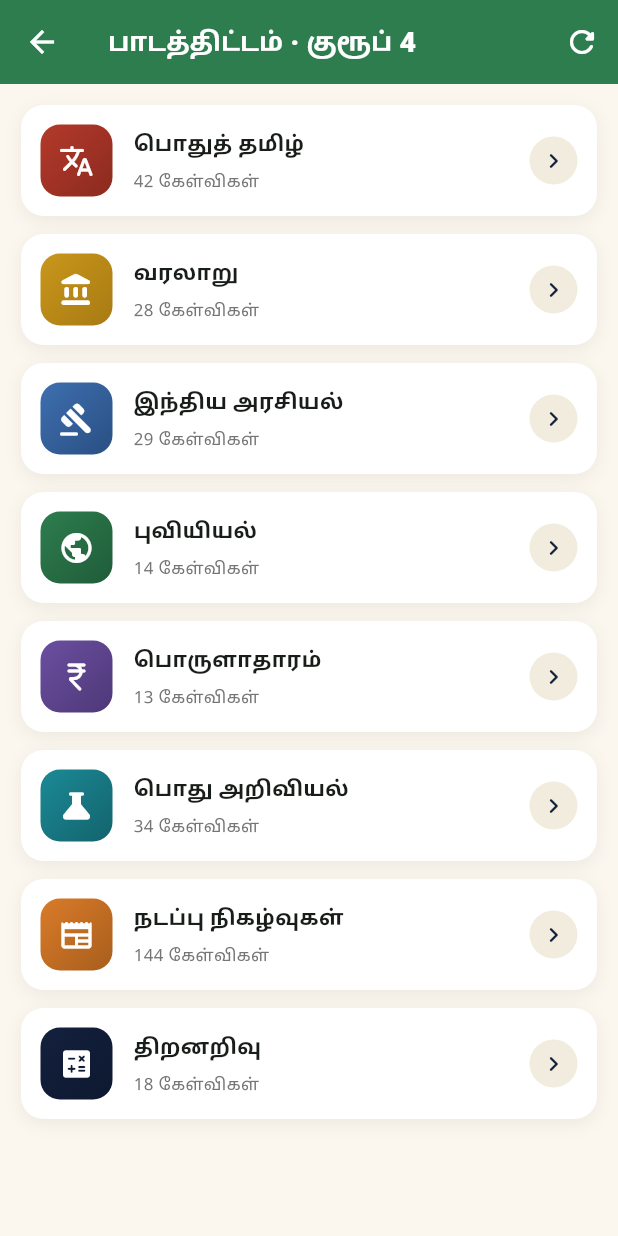
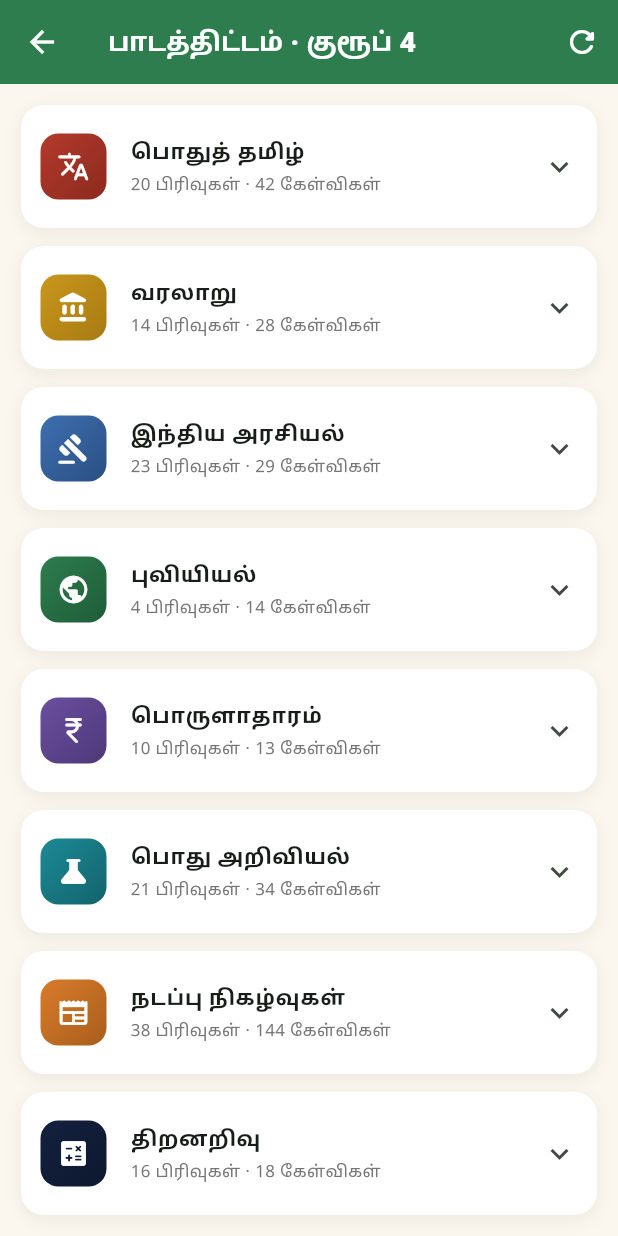
Before and after one commit to RAGHU1221/vetri-tnpsc, a Flutter app: the DashboardScreen screen opened by its route, after a tap on "பாடத்திட்டம்", on a phone screen of 412 x 824 dp. Run offline on Flutter 3.47's test engine with Material 3 defaults, Android fonts, the phone set to English and light mode, and no system bars; our stand-ins replace dio, flutter_local_notifications, flutter_secure_storage, go_router, google_fonts, timezone; accounts and stored records are empty; network calls fail.

Commit message:
Add files via upload

```diff
--- a/flutter_app/lib/src/ui/screens/dashboard_screen.dart
+++ b/flutter_app/lib/src/ui/screens/dashboard_screen.dart
@@ -37,7 +37,7 @@ class _DashboardScreenState extends State<DashboardScreen> {
     final tiles = [
       (Icons.menu_book_rounded, ta ? 'பாடத்திட்டம்' : 'Syllabus', '/syllabus',
           const [Color(0xFF3E6FB0), Color(0xFF2A4F82)]),
-      (Icons.quiz_rounded, ta ? 'கேள்வி வங்கி' : 'Question Bank', '/syllabus',
+      (Icons.quiz_rounded, ta ? 'கேள்வி வங்கி' : 'Question Bank', '/question-bank',
           const [Color(0xFFC9971C), Color(0xFFA87A12)]),
       (Icons.timer_rounded, ta ? 'மாதிரி தேர்வு' : 'Mock Test', '/test-setup',
           const [Color(0xFFB33A2B), Color(0xFF8C2A1F)]),
--- a/flutter_app/lib/src/ui/screens/question_list_screen.dart
+++ b/flutter_app/lib/src/ui/screens/question_list_screen.dart
@@ -8,7 +8,8 @@ import 'syllabus_screen.dart';
 
 class QuestionListScreen extends StatefulWidget {
   final String subject;
-  const QuestionListScreen({super.key, required this.subject});
+  final String? unit; // preselected unit (from the Syllabus tree)
+  const QuestionListScreen({super.key, required this.subject, this.unit});
   @override
   State<QuestionListScreen> createState() => _QuestionListScreenState();
 }
@@ -17,6 +18,7 @@ class _QuestionListScreenState extends State<QuestionListScreen> {
   Future<List<Question>>? _future;
   String? _group;
   String? _unit;          // null = all units
+  bool _init = false;
   bool _importantOnly = false;
 
   Future<void> _reload() async {
@@ -31,7 +33,7 @@ class _QuestionListScreenState extends State<QuestionListScreen> {
     final ta = app.isTamil;
     if (_future == null || _group != app.examGroup) {
       _group = app.examGroup;
-      _unit = null;
+      if (!_init) { _unit = (widget.unit == null || widget.unit!.isEmpty) ? null : widget.unit; _init = true; } else { _unit = null; }
       _future = QuestionService.forSubject(widget.subject, groupExam: _group);
     }
     final n = SyllabusScreen.names[widget.subject.trim().toLowerCase()];
--- a/flutter_app/lib/src/ui/screens/syllabus_screen.dart
+++ b/flutter_app/lib/src/ui/screens/syllabus_screen.dart
@@ -5,7 +5,9 @@ import '../../providers/app_provider.dart';
 import '../../services/question_service.dart';
 
 class SyllabusScreen extends StatefulWidget {
-  const SyllabusScreen({super.key});
+  /// bank=false -> Syllabus (subject > unit tree); bank=true -> Question Bank (subject cards)
+  final bool bank;
+  const SyllabusScreen({super.key, this.bank = false});
 
   static const names = {
     'tamil': ('பொதுத் தமிழ்', 'General Tamil'),
@@ -54,6 +56,55 @@ class _SyllabusScreenState extends State<SyllabusScreen> {
     setState(() => _future = QuestionService.bySubject(groupExam: _group));
   }
 
+  Widget _syllabusTile(BuildContext context, String subject, List<Question> qs, bool ta) {
+    final n = SyllabusScreen.names[subject];
+    final name = n == null ? subject : (ta ? n.$1 : n.$2);
+    final units = <String, int>{};
+    for (final q in qs) {
+      final u = q.unit.trim().isEmpty ? (ta ? 'பொது' : 'General') : q.unit.trim();
+      units[u] = (units[u] ?? 0) + 1;
+    }
+    final names = units.keys.toList()..sort();
+    final colors = _colors[subject] ?? const [Color(0xFF2E7D4F), Color(0xFF1F5C38)];
+    String enc(String u) => Uri.encodeComponent(u);
+    return Container(
+      margin: const EdgeInsets.only(bottom: 12),
+      decoration: BoxDecoration(
+        color: Colors.white,
+        borderRadius: BorderRadius.circular(15),
+        boxShadow: [BoxShadow(color: Colors.black.withOpacity(.06), blurRadius: 9, offset: const Offset(0, 3))],
+      ),
+      child: Theme(
+        data: Theme.of(context).copyWith(dividerColor: Colors.transparent),
+        child: ExpansionTile(
+          tilePadding: const EdgeInsets.symmetric(horizontal: 13, vertical: 4),
+          leading: Container(
+            width: 44, height: 44,
+            decoration: BoxDecoration(
+              borderRadius: BorderRadius.circular(12),
+              gradient: LinearGradient(colors: colors, begin: Alignment.topLeft, end: Alignment.bottomRight),
+            ),
+            child: Icon(_icons[subject] ?? Icons.folder_open, color: Colors.white, size: 22),
+          ),
+          title: Text(name, style: const TextStyle(fontWeight: FontWeight.w800, fontSize: 15.5)),
+          subtitle: Text(ta ? '${names.length} பிரிவுகள் · ${qs.length} கேள்விகள்' : '${names.length} units · ${qs.length} questions',
+              style: TextStyle(color: Colors.grey.shade600, fontSize: 12.5)),
+          children: [
+            for (final u in names)
+              ListTile(
+                dense: true,
+                contentPadding: const EdgeInsets.only(left: 30, right: 16),
+                leading: const Icon(Icons.bookmark_outline_rounded, size: 18),
+                title: Text(u, style: const TextStyle(fontSize: 14)),
+                trailing: Text('${units[u]}', style: const TextStyle(fontWeight: FontWeight.w700)),
+                onTap: () => context.push('/questions/$subject?unit=${enc(u == 'பொது' || u == 'General' ? '' : u)}'),
+              ),
+          ],
+        ),
+      ),
+    );
+  }
+
   @override
   Widget build(BuildContext context) {
     final app = context.watch<AppProvider>();
@@ -66,8 +117,8 @@ class _SyllabusScreenState extends State<SyllabusScreen> {
       backgroundColor: const Color(0xFFFBF7EE),
       appBar: AppBar(
           title: Text(ta
-              ? 'பாடத்திட்டம் · ${app.examGroupLabelTa}'
-              : 'Syllabus · ${app.examGroupLabelEn}'),
+              ? '${widget.bank ? 'கேள்வி வங்கி' : 'பாடத்திட்டம்'} · ${app.examGroupLabelTa}'
+              : '${widget.bank ? 'Question Bank' : 'Syllabus'} · ${app.examGroupLabelEn}'),
           elevation: 0,
           actions: [
             IconButton(
@@ -103,7 +154,7 @@ class _SyllabusScreenState extends State<SyllabusScreen> {
             padding: const EdgeInsets.all(14),
             children: [
               for (final entry in keys.map((k) => MapEntry(k, subjects[k]!)))
-                Container(
+                if (!widget.bank) _syllabusTile(context, entry.key, entry.value, ta) else Container(
                   margin: const EdgeInsets.only(bottom: 12),
                   decoration: BoxDecoration(
                     color: Colors.white,
```
